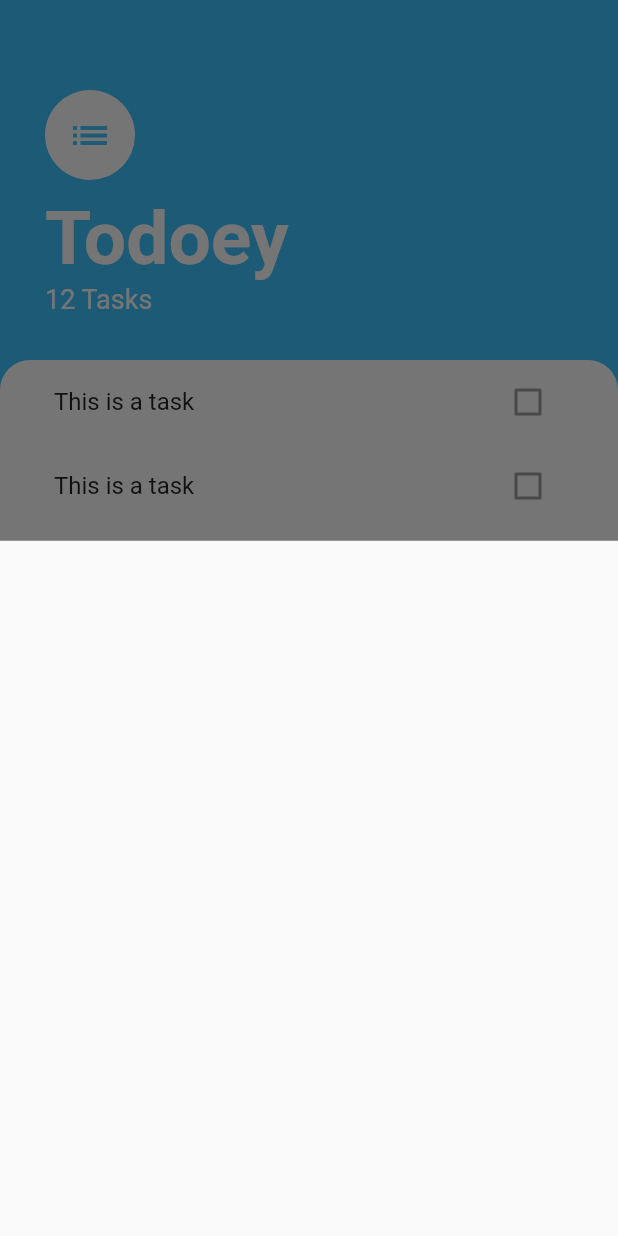
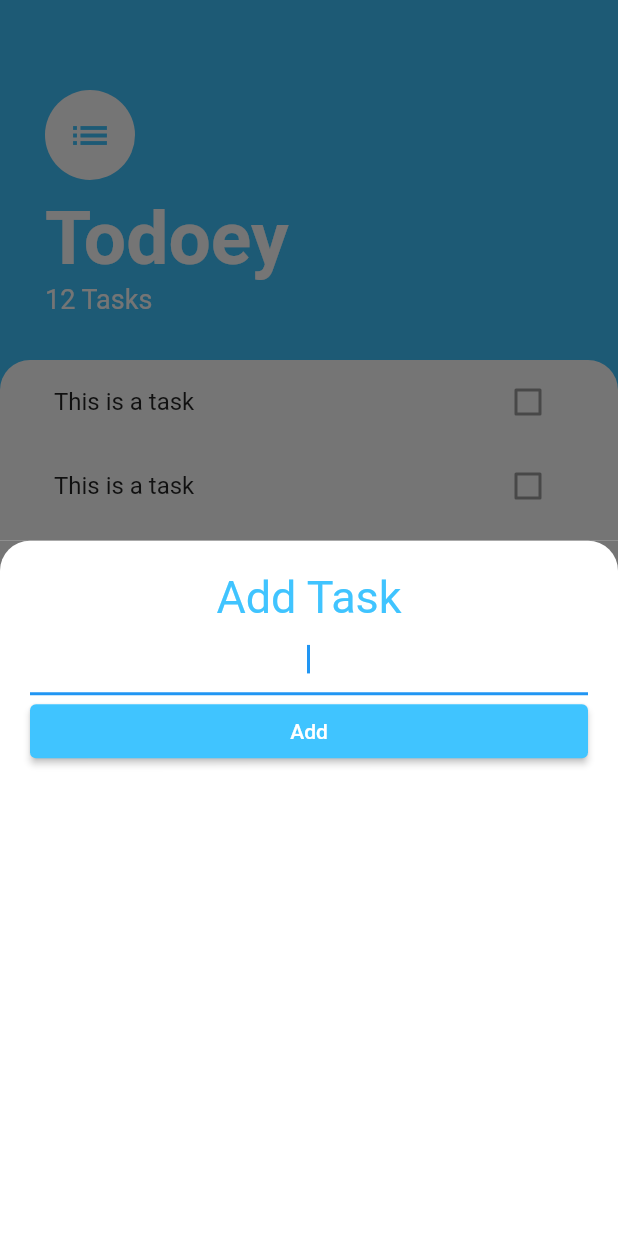
Before and after one commit to danaFlorescu/to-do-app, a Flutter app: the screen it shows after launch, after a tap on the "add" icon, on a phone screen of 412 x 824 dp. Run offline on Flutter 3.47's test engine with Material 2 defaults, Android fonts, the phone set to English and light mode, and no system bars.

Commit message:
finishing the modal bottom sheet

```diff
--- /dev/null
+++ b/lib/screens/add_task_screen.dart
@@ -0,0 +1,46 @@
+import 'package:flutter/material.dart';
+
+class AddTaskScreen extends StatelessWidget {
+  @override
+  Widget build(BuildContext context) {
+    return Container(
+      color: Color(0xff757575),
+      child: Container(
+        padding: EdgeInsets.all(20.0),
+        decoration: BoxDecoration(
+          color: Colors.white,
+          borderRadius: BorderRadius.only(
+            topRight: Radius.circular(
+              20.0,
+            ),
+            topLeft: Radius.circular(20.0),
+          ),
+        ),
+        child: Column(
+          crossAxisAlignment: CrossAxisAlignment.stretch,
+          children: [
+            Text(
+              'Add Task',
+              style: TextStyle(
+                color: Colors.lightBlueAccent,
+                fontSize: 30.0,
+              ),
+              textAlign: TextAlign.center,
+            ),
+            TextField(
+              autofocus: true,
+              textAlign: TextAlign.center,
+            ),
+            ElevatedButton(
+              style: ElevatedButton.styleFrom(
+                backgroundColor: Colors.lightBlueAccent,
+              ),
+              child: Text('Add'),
+              onPressed: () {},
+            ),
+          ],
+        ),
+      ),
+    );
+  }
+}
--- a/lib/screens/tasks_screen.dart
+++ b/lib/screens/tasks_screen.dart
@@ -1,6 +1,7 @@
 import 'package:flutter/material.dart';
 import 'package:todoey/widgets/task_tile.dart';
 import 'package:todoey/widgets/tasks_list.dart';
+import 'package:todoey/screens/add_task_screen.dart';
 
 class TasksScreen extends StatelessWidget {
   //Widget buildBottomSheet(BuildContext context) => Container();
@@ -15,7 +16,7 @@ class TasksScreen extends StatelessWidget {
         onPressed: () {
           showModalBottomSheet(
             context: context,
-            builder: (BuildContext context) => Container(),
+            builder: (context) => AddTaskScreen(),
           );
         },
       ),
```
